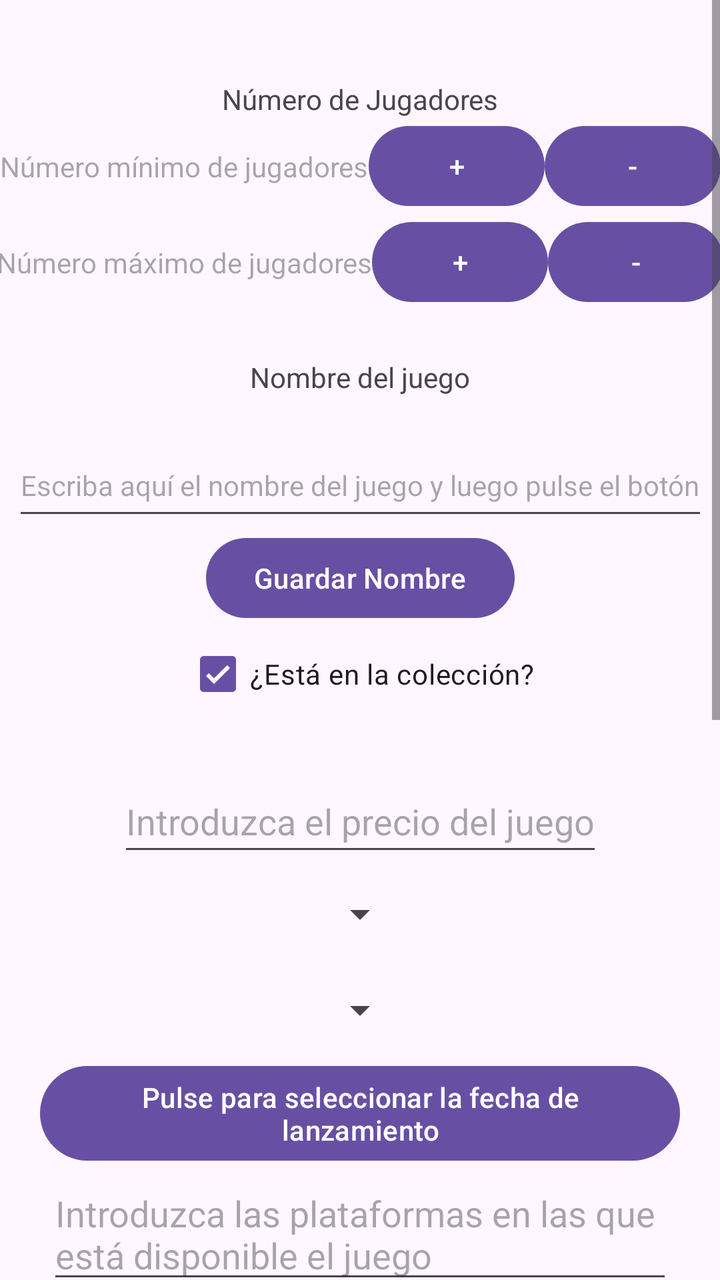
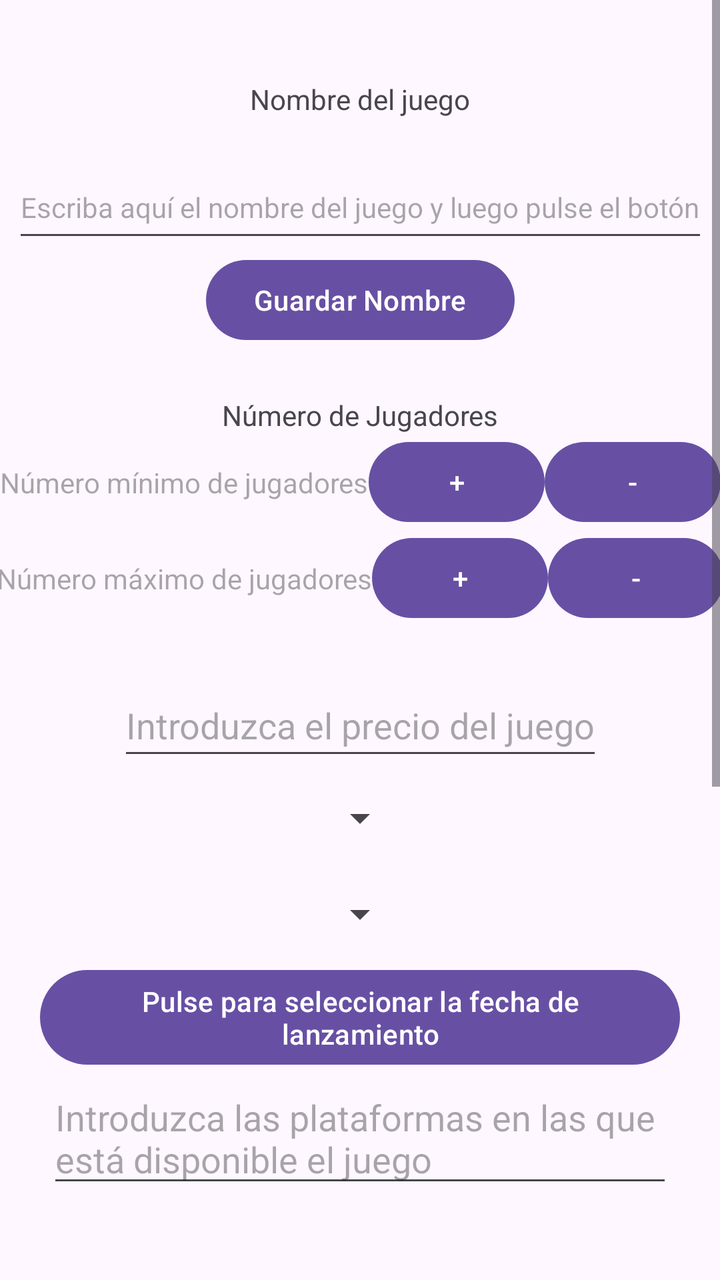

An Android layout rendered at two revisions. The XML below is the earlier revision; the diff shows what the commit changed to produce the second picture.
<!-- AndroidManifest.xml: application theme Theme.TiendaVideojuegosApp_Luengo_Gomez_Alejandro -->
<!-- res/layout/alta_juego.xml -->
<?xml version="1.0" encoding="utf-8"?>
<ScrollView xmlns:android="http://schemas.android.com/apk/res/android"
    xmlns:app="http://schemas.android.com/apk/res-auto"
    android:layout_width="match_parent"
    android:layout_height="match_parent"
    android:fillViewport="true">

    <LinearLayout
        android:id="@+id/mainLayoutAltaJuego"
        android:layout_width="match_parent"
        android:layout_height="wrap_content"
        android:orientation="vertical"
        android:paddingTop="40dp"
        android:paddingBottom="40dp">

        <androidx.constraintlayout.widget.ConstraintLayout
            android:id="@+id/constraintLayout1"
            android:layout_width="match_parent"
            android:layout_height="wrap_content"
            android:paddingBottom="24dp">

            <TextView
                android:id="@+id/tvInfoNumJugadores"
                android:layout_width="wrap_content"
                android:layout_height="wrap_content"
                android:text="@string/tvInfoNumJugadores"
                app:layout_constraintTop_toTopOf="parent"
                app:layout_constraintStart_toStartOf="parent"
                app:layout_constraintEnd_toEndOf="parent" />

            

            <TextView
                android:id="@+id/tvMinJugadores"
                android:layout_width="wrap_content"
                android:layout_height="wrap_content"
                android:hint="@string/tvMinJugadores"
                app:layout_constraintTop_toBottomOf="@id/tvInfoNumJugadores"
                app:layout_constraintBottom_toBottomOf="@id/btnMasJugadoresMin"
                app:layout_constraintStart_toStartOf="parent"
                app:layout_constraintEnd_toStartOf="@id/btnMasJugadoresMin" />

            <Button
                android:id="@+id/btnMasJugadoresMin"
                android:layout_width="wrap_content"
                android:layout_height="wrap_content"
                android:text="@string/btnMasJugadores"
                app:layout_constraintTop_toBottomOf="@id/tvInfoNumJugadores"
                app:layout_constraintStart_toEndOf="@id/tvMinJugadores"
                app:layout_constraintEnd_toStartOf="@id/btnMenosJugadoresMin" />

            <Button
                android:id="@+id/btnMenosJugadoresMin"
                android:layout_width="wrap_content"
                android:layout_height="wrap_content"
                android:text="@string/btnMenosJugadores"
                app:layout_constraintTop_toTopOf="@id/btnMasJugadoresMin"
                app:layout_constraintStart_toEndOf="@id/btnMasJugadoresMin"
                app:layout_constraintEnd_toEndOf="parent" />

            

            <TextView
                android:id="@+id/tvMaxJugadores"
                android:layout_width="wrap_content"
                android:layout_height="wrap_content"
                android:hint="@string/tvMaxJugadores"
                app:layout_constraintTop_toBottomOf="@id/btnMasJugadoresMin"
                app:layout_constraintBottom_toBottomOf="@id/btnMasJugadoresMax"
                app:layout_constraintStart_toStartOf="parent"
                app:layout_constraintEnd_toStartOf="@id/btnMasJugadoresMax" />

            <Button
                android:id="@+id/btnMasJugadoresMax"
                android:layout_width="wrap_content"
                android:layout_height="wrap_content"
                android:text="@string/btnMasJugadores"
                app:layout_constraintTop_toBottomOf="@id/btnMasJugadoresMin"
                app:layout_constraintStart_toEndOf="@id/tvMaxJugadores"
                app:layout_constraintEnd_toStartOf="@id/btnMenosJugadoresMax" />

            <Button
                android:id="@+id/btnMenosJugadoresMax"
                android:layout_width="wrap_content"
                android:layout_height="wrap_content"
                android:text="@string/btnMenosJugadores"
                app:layout_constraintTop_toTopOf="@id/btnMasJugadoresMax"
                app:layout_constraintStart_toEndOf="@id/btnMasJugadoresMax"
                app:layout_constraintEnd_toEndOf="parent" />
        </androidx.constraintlayout.widget.ConstraintLayout>

        <androidx.constraintlayout.widget.ConstraintLayout
            android:id="@+id/constraintLayout2"
            android:layout_width="match_parent"
            android:layout_height="wrap_content"
            android:paddingBottom="24dp">

            <TextView
                android:id="@+id/tvNombreJuego"
                android:layout_width="wrap_content"
                android:layout_height="wrap_content"
                android:text="@string/tvNombreJuego"
                app:layout_constraintTop_toTopOf="parent"
                app:layout_constraintBottom_toTopOf="@id/tvMostrarNombreJuego"
                app:layout_constraintEnd_toEndOf="parent"
                app:layout_constraintStart_toStartOf="parent"/>

            <TextView
                android:id="@+id/tvMostrarNombreJuego"
                android:layout_width="wrap_content"
                android:layout_height="wrap_content"
                android:text=""
                app:layout_constraintTop_toBottomOf="@id/tvNombreJuego"
                app:layout_constraintBottom_toTopOf="@id/etEscribeNombreJuego"
                app:layout_constraintEnd_toEndOf="parent"
                app:layout_constraintStart_toStartOf="parent" />

            <EditText
                android:id="@+id/etEscribeNombreJuego"
                android:layout_width="wrap_content"
                android:layout_height="wrap_content"
                android:hint="@string/etEscribeNombreJuego"
                android:inputType="text"
                android:minHeight="48dp"
                android:textSize="14sp"
                app:layout_constraintBottom_toTopOf="@id/btnCopiarNombreJuego"
                app:layout_constraintEnd_toEndOf="parent"
                app:layout_constraintStart_toStartOf="parent"
                app:layout_constraintTop_toBottomOf="@id/tvMostrarNombreJuego" />

            <Button
                android:id="@+id/btnCopiarNombreJuego"
                android:layout_width="wrap_content"
                android:layout_height="wrap_content"
                android:text="@string/btnCopiarNombreJuego"
                app:layout_constraintTop_toBottomOf="@id/etEscribeNombreJuego"
                app:layout_constraintBottom_toTopOf="@id/cbEnLaColeccion"
                app:layout_constraintEnd_toEndOf="parent"
                app:layout_constraintStart_toStartOf="parent" />

            <CheckBox
                android:id="@+id/cbEnLaColeccion"
                android:layout_width="wrap_content"
                android:layout_height="wrap_content"
                android:text="@string/cbEnLaColeccion"
                android:checked="true"
                app:layout_constraintTop_toBottomOf="@id/btnCopiarNombreJuego"
                app:layout_constraintBottom_toBottomOf="parent"
                app:layout_constraintEnd_toEndOf="parent"
                app:layout_constraintStart_toStartOf="parent"/>
        </androidx.constraintlayout.widget.ConstraintLayout>

        <androidx.constraintlayout.widget.ConstraintLayout
            android:id="@+id/constraintLayout3"
            android:layout_width="match_parent"
            android:layout_height="wrap_content"
            android:paddingBottom="24dp">

            <EditText
                android:id="@+id/etPrecio"
                android:layout_width="wrap_content"
                android:layout_height="wrap_content"
                android:hint="@string/etPrecio"
                android:inputType="numberDecimal"
                android:minWidth="48dp"
                android:minHeight="48dp"
                app:layout_constraintBottom_toTopOf="@id/spGenero"
                app:layout_constraintEnd_toEndOf="parent"
                app:layout_constraintStart_toStartOf="parent"
                app:layout_constraintTop_toTopOf="parent" />

            <Spinner
                android:id="@+id/spGenero"
                android:layout_width="wrap_content"
                android:layout_height="wrap_content"
                android:minHeight="48dp"
                app:layout_constraintBottom_toTopOf="@id/spEdadRecomendada"
                app:layout_constraintEnd_toEndOf="parent"
                app:layout_constraintStart_toStartOf="parent"
                app:layout_constraintTop_toBottomOf="@id/etPrecio" />

            <Spinner
                android:id="@+id/spEdadRecomendada"
                android:layout_width="wrap_content"
                android:layout_height="wrap_content"
                android:minHeight="48dp"
                app:layout_constraintBottom_toTopOf="@id/btnFechaLanzamiento"
                app:layout_constraintEnd_toEndOf="parent"
                app:layout_constraintStart_toStartOf="parent"
                app:layout_constraintTop_toBottomOf="@id/spGenero" />

            <Button
                android:id="@+id/btnFechaLanzamiento"
                android:layout_width="wrap_content"
                android:layout_height="wrap_content"
                android:text="@string/btnFechaLanzamiento"
                app:layout_constraintTop_toBottomOf="@id/spEdadRecomendada"
                app:layout_constraintStart_toStartOf="parent"
                app:layout_constraintEnd_toEndOf="parent" />

            <EditText
                android:id="@+id/etPlataformas"
                android:layout_width="wrap_content"
                android:layout_height="wrap_content"
                android:hint="@string/etPlataformas"
                android:inputType="textMultiLine"
                android:minLines="1"
                android:maxLines="3"
                app:layout_constraintTop_toBottomOf="@id/btnFechaLanzamiento"
                app:layout_constraintStart_toStartOf="parent"
                app:layout_constraintEnd_toEndOf="parent"
                app:layout_constraintBottom_toBottomOf="parent" />
        </androidx.constraintlayout.widget.ConstraintLayout>


        <androidx.constraintlayout.widget.ConstraintLayout
            android:id="@+id/constraintLayout4"
            android:layout_width="match_parent"
            android:layout_height="wrap_content"
            android:paddingBottom="24dp">

            <EditText
                android:id="@+id/etDificultadJuego"
                android:layout_width="wrap_content"
                android:layout_height="wrap_content"
                android:hint="@string/etDificultadJuego"
                android:minHeight="48dp"
                android:text=""
                app:layout_constraintBottom_toTopOf="@id/tvDificultadIncorrecta"
                app:layout_constraintEnd_toEndOf="parent"
                app:layout_constraintStart_toStartOf="parent"
                app:layout_constraintTop_toTopOf="parent" />

            <TextView
                android:id="@+id/tvDificultadIncorrecta"
                android:layout_width="wrap_content"
                android:layout_height="wrap_content"
                android:text=""
                android:textColor="#AC1212"
                app:layout_constraintTop_toBottomOf="@id/etDificultadJuego"
                app:layout_constraintEnd_toEndOf="parent"
                app:layout_constraintStart_toStartOf="parent"
                app:layout_constraintBottom_toTopOf="@id/RadioGroup"/>

            <RadioGroup
                android:id="@+id/RadioGroup"
                android:layout_width="wrap_content"
                android:layout_height="wrap_content"
                app:layout_constraintTop_toBottomOf="@id/tvDificultadIncorrecta"
                app:layout_constraintStart_toStartOf="parent"
                app:layout_constraintEnd_toEndOf="parent"
                app:layout_constraintBottom_toTopOf="@id/btnLimpiar">

                <RadioButton
                    android:id="@+id/rbNuevo"
                    android:layout_width="wrap_content"
                    android:layout_height="wrap_content"
                    android:text="@string/rbNuevo" />

                <RadioButton
                    android:id="@+id/rbSegundaMano"
                    android:layout_width="wrap_content"
                    android:layout_height="wrap_content"
                    android:text="@string/rbSegundaMano" />

                <RadioButton
                    android:id="@+id/rbAlquilado"
                    android:layout_width="wrap_content"
                    android:layout_height="wrap_content"
                    android:text="@string/rbAlquilado" />
            </RadioGroup>

            <Button
                android:id="@+id/btnLimpiar"
                android:layout_width="wrap_content"
                android:layout_height="wrap_content"
                android:text="@string/btnLimpiar"
                app:layout_constraintBottom_toBottomOf="parent"
                app:layout_constraintEnd_toEndOf="parent"
                app:layout_constraintStart_toStartOf="parent"
                app:layout_constraintTop_toBottomOf="@id/RadioGroup"/>

        </androidx.constraintlayout.widget.ConstraintLayout>

        <androidx.constraintlayout.widget.ConstraintLayout
            android:id="@+id/constraintLayout5"
            android:layout_width="match_parent"
            android:layout_height="wrap_content">

            <Button
                android:id="@+id/btnEnviar"
                android:layout_width="wrap_content"
                android:layout_height="wrap_content"
                android:text="@string/btnEnviar"
                app:layout_constraintStart_toStartOf="parent"
                app:layout_constraintEnd_toStartOf="@id/btnResetearCampos"
                app:layout_constraintTop_toTopOf="parent"
                app:layout_constraintBottom_toBottomOf="parent"/>

            <Button
                android:id="@+id/btnResetearCampos"
                android:layout_width="wrap_content"
                android:layout_height="wrap_content"
                android:text="@string/btnResetearCampos"
                app:layout_constraintStart_toEndOf="@id/btnEnviar"
                app:layout_constraintEnd_toEndOf="parent"
                app:layout_constraintTop_toTopOf="parent"
                app:layout_constraintBottom_toBottomOf="parent"/>

            <Button
                android:id="@+id/btnVolverAlMenuAJ"
                android:layout_width="wrap_content"
                android:layout_height="wrap_content"
                android:text="@string/btnVolverAlMenu"
                app:layout_constraintTop_toBottomOf="@id/btnEnviar"
                app:layout_constraintBottom_toBottomOf="parent"
                app:layout_constraintStart_toStartOf="parent"
                app:layout_constraintEnd_toEndOf="parent" />

        </androidx.constraintlayout.widget.ConstraintLayout>
    </LinearLayout>

</ScrollView>
<!-- resources referenced by this layout -->
<resources>
  <string name="btnCopiarNombreJuego">Guardar Nombre</string>
  <string name="btnEnviar"> Enviar datos</string>
  <string name="btnFechaLanzamiento">Pulse para seleccionar la fecha de lanzamiento</string>
  <string name="btnLimpiar">Limpiar selección</string>
  <string name="btnMasJugadores">+</string>
  <string name="btnMenosJugadores">-</string>
  <string name="btnResetearCampos">Borrar los datos del formulario</string>
  <string name="btnVolverAlMenu">Regresar al Menú Principal</string>
  <string name="cbEnLaColeccion">¿Está en la colección?</string>
  <string name="etDificultadJuego">Introduzca el nivel de dificultad (1 a 10)</string>
  <string name="etEscribeNombreJuego">Escriba aquí el nombre del juego y luego pulse el botón</string>
  <string name="etPlataformas">Introduzca las plataformas en las que \nestá disponible el juego</string>
  <string name="etPrecio">Introduzca el precio del juego</string>
  <string name="rbAlquilado">Alquilado</string>
  <string name="rbNuevo">Nuevo</string>
  <string name="rbSegundaMano">Segunda Mano</string>
  <string name="tvInfoNumJugadores">Número de Jugadores</string>
  <string name="tvMaxJugadores">Número máximo de jugadores</string>
  <string name="tvMinJugadores">Número mínimo de jugadores</string>
  <string name="tvNombreJuego">Nombre del juego</string>
  <style name="Theme.TiendaVideojuegosApp_Luengo_Gomez_Alejandro" parent="Base.Theme.TiendaVideojuegosApp_Luengo_Gomez_Alejandro" />
  <style name="Base.Theme.TiendaVideojuegosApp_Luengo_Gomez_Alejandro" parent="Theme.Material3.DayNight.NoActionBar">
          
          
      </style>
</resources>

<!-- the commit's change to res/layout/alta_juego.xml (unified diff, before → after) -->
@@ -20,6 +20,56 @@
             android:paddingBottom="24dp">
 
             <TextView
+                android:id="@+id/tvNombreJuego"
+                android:layout_width="wrap_content"
+                android:layout_height="wrap_content"
+                android:text="@string/tvNombreJuego"
+                app:layout_constraintTop_toTopOf="parent"
+                app:layout_constraintBottom_toTopOf="@id/tvMostrarNombreJuego"
+                app:layout_constraintEnd_toEndOf="parent"
+                app:layout_constraintStart_toStartOf="parent"/>
+
+            <TextView
+                android:id="@+id/tvMostrarNombreJuego"
+                android:layout_width="wrap_content"
+                android:layout_height="wrap_content"
+                android:text=""
+                app:layout_constraintTop_toBottomOf="@id/tvNombreJuego"
+                app:layout_constraintBottom_toTopOf="@id/etEscribeNombreJuego"
+                app:layout_constraintEnd_toEndOf="parent"
+                app:layout_constraintStart_toStartOf="parent" />
+
+            <EditText
+                android:id="@+id/etEscribeNombreJuego"
+                android:layout_width="wrap_content"
+                android:layout_height="wrap_content"
+                android:hint="@string/etEscribeNombreJuego"
+                android:inputType="text"
+                android:minHeight="48dp"
+                android:textSize="14sp"
+                app:layout_constraintBottom_toTopOf="@id/btnCopiarNombreJuego"
+                app:layout_constraintEnd_toEndOf="parent"
+                app:layout_constraintStart_toStartOf="parent"
+                app:layout_constraintTop_toBottomOf="@id/tvMostrarNombreJuego" />
+
+            <Button
+                android:id="@+id/btnCopiarNombreJuego"
+                android:layout_width="wrap_content"
+                android:layout_height="wrap_content"
+                android:text="@string/btnCopiarNombreJuego"
+                app:layout_constraintTop_toBottomOf="@id/etEscribeNombreJuego"
+                app:layout_constraintBottom_toBottomOf="parent"
+                app:layout_constraintEnd_toEndOf="parent"
+                app:layout_constraintStart_toStartOf="parent" />
+        </androidx.constraintlayout.widget.ConstraintLayout>
+
+        <androidx.constraintlayout.widget.ConstraintLayout
+            android:id="@+id/constraintLayout2"
+            android:layout_width="match_parent"
+            android:layout_height="wrap_content"
+            android:paddingBottom="24dp">
+
+            <TextView
                 android:id="@+id/tvInfoNumJugadores"
                 android:layout_width="wrap_content"
                 android:layout_height="wrap_content"
@@ -87,67 +137,6 @@
                 app:layout_constraintTop_toTopOf="@id/btnMasJugadoresMax"
                 app:layout_constraintStart_toEndOf="@id/btnMasJugadoresMax"
                 app:layout_constraintEnd_toEndOf="parent" />
-        </androidx.constraintlayout.widget.ConstraintLayout>
-
-        <androidx.constraintlayout.widget.ConstraintLayout
-            android:id="@+id/constraintLayout2"
-            android:layout_width="match_parent"
-            android:layout_height="wrap_content"
-            android:paddingBottom="24dp">
-
-            <TextView
-                android:id="@+id/tvNombreJuego"
-                android:layout_width="wrap_content"
-                android:layout_height="wrap_content"
-                android:text="@string/tvNombreJuego"
-                app:layout_constraintTop_toTopOf="parent"
-                app:layout_constraintBottom_toTopOf="@id/tvMostrarNombreJuego"
-                app:layout_constraintEnd_toEndOf="parent"
-                app:layout_constraintStart_toStartOf="parent"/>
-
-            <TextView
-                android:id="@+id/tvMostrarNombreJuego"
-                android:layout_width="wrap_content"
-                android:layout_height="wrap_content"
-                android:text=""
-                app:layout_constraintTop_toBottomOf="@id/tvNombreJuego"
-                app:layout_constraintBottom_toTopOf="@id/etEscribeNombreJuego"
-                app:layout_constraintEnd_toEndOf="parent"
-                app:layout_constraintStart_toStartOf="parent" />
-
-            <EditText
-                android:id="@+id/etEscribeNombreJuego"
-                android:layout_width="wrap_content"
-                android:layout_height="wrap_content"
-                android:hint="@string/etEscribeNombreJuego"
-                android:inputType="text"
-                android:minHeight="48dp"
-                android:textSize="14sp"
-                app:layout_constraintBottom_toTopOf="@id/btnCopiarNombreJuego"
-                app:layout_constraintEnd_toEndOf="parent"
-                app:layout_constraintStart_toStartOf="parent"
-                app:layout_constraintTop_toBottomOf="@id/tvMostrarNombreJuego" />
-
-            <Button
-                android:id="@+id/btnCopiarNombreJuego"
-                android:layout_width="wrap_content"
-                android:layout_height="wrap_content"
-                android:text="@string/btnCopiarNombreJuego"
-                app:layout_constraintTop_toBottomOf="@id/etEscribeNombreJuego"
-                app:layout_constraintBottom_toTopOf="@id/cbEnLaColeccion"
-                app:layout_constraintEnd_toEndOf="parent"
-                app:layout_constraintStart_toStartOf="parent" />
-
-            <CheckBox
-                android:id="@+id/cbEnLaColeccion"
-                android:layout_width="wrap_content"
-                android:layout_height="wrap_content"
-                android:text="@string/cbEnLaColeccion"
-                android:checked="true"
-                app:layout_constraintTop_toBottomOf="@id/btnCopiarNombreJuego"
-                app:layout_constraintBottom_toBottomOf="parent"
-                app:layout_constraintEnd_toEndOf="parent"
-                app:layout_constraintStart_toStartOf="parent"/>
         </androidx.constraintlayout.widget.ConstraintLayout>
 
         <androidx.constraintlayout.widget.ConstraintLayout
@@ -212,7 +201,6 @@
                 app:layout_constraintBottom_toBottomOf="parent" />
         </androidx.constraintlayout.widget.ConstraintLayout>
 
-
         <androidx.constraintlayout.widget.ConstraintLayout
             android:id="@+id/constraintLayout4"
             android:layout_width="match_parent"
@@ -224,8 +212,8 @@
                 android:layout_width="wrap_content"
                 android:layout_height="wrap_content"
                 android:hint="@string/etDificultadJuego"
-                android:minHeight="48dp"
-                android:text=""
+                android:inputType="number"
+                android:minHeight="48dp"
                 app:layout_constraintBottom_toTopOf="@id/tvDificultadIncorrecta"
                 app:layout_constraintEnd_toEndOf="parent"
                 app:layout_constraintStart_toStartOf="parent"
@@ -237,19 +225,19 @@
                 android:layout_height="wrap_content"
                 android:text=""
                 android:textColor="#AC1212"
-                app:layout_constraintTop_toBottomOf="@id/etDificultadJuego"
-                app:layout_constraintEnd_toEndOf="parent"
-                app:layout_constraintStart_toStartOf="parent"
-                app:layout_constraintBottom_toTopOf="@id/RadioGroup"/>
+                app:layout_constraintBottom_toTopOf="@id/RadioGroup"
+                app:layout_constraintEnd_toEndOf="parent"
+                app:layout_constraintStart_toStartOf="parent"
+                app:layout_constraintTop_toBottomOf="@id/etDificultadJuego" />
 
             <RadioGroup
                 android:id="@+id/RadioGroup"
                 android:layout_width="wrap_content"
                 android:layout_height="wrap_content"
-                app:layout_constraintTop_toBottomOf="@id/tvDificultadIncorrecta"
-                app:layout_constraintStart_toStartOf="parent"
-                app:layout_constraintEnd_toEndOf="parent"
-                app:layout_constraintBottom_toTopOf="@id/btnLimpiar">
+                app:layout_constraintBottom_toBottomOf="parent"
+                app:layout_constraintEnd_toEndOf="parent"
+                app:layout_constraintStart_toStartOf="parent"
+                app:layout_constraintTop_toBottomOf="@id/tvDificultadIncorrecta">
 
                 <RadioButton
                     android:id="@+id/rbNuevo"
@@ -269,17 +257,6 @@
                     android:layout_height="wrap_content"
                     android:text="@string/rbAlquilado" />
             </RadioGroup>
-
-            <Button
-                android:id="@+id/btnLimpiar"
-                android:layout_width="wrap_content"
-                android:layout_height="wrap_content"
-                android:text="@string/btnLimpiar"
-                app:layout_constraintBottom_toBottomOf="parent"
-                app:layout_constraintEnd_toEndOf="parent"
-                app:layout_constraintStart_toStartOf="parent"
-                app:layout_constraintTop_toBottomOf="@id/RadioGroup"/>
-
         </androidx.constraintlayout.widget.ConstraintLayout>
 
         <androidx.constraintlayout.widget.ConstraintLayout
@@ -316,8 +293,6 @@
                 app:layout_constraintBottom_toBottomOf="parent"
                 app:layout_constraintStart_toStartOf="parent"
                 app:layout_constraintEnd_toEndOf="parent" />
-
         </androidx.constraintlayout.widget.ConstraintLayout>
     </LinearLayout>
-
 </ScrollView>
<!-- resource entries referenced after the edit -->
@@ -3,12 +3,10 @@
   <string name="btnCopiarNombreJuego">Guardar Nombre</string>
   <string name="btnEnviar"> Enviar datos</string>
   <string name="btnFechaLanzamiento">Pulse para seleccionar la fecha de lanzamiento</string>
-  <string name="btnLimpiar">Limpiar selección</string>
   <string name="btnMasJugadores">+</string>
   <string name="btnMenosJugadores">-</string>
   <string name="btnResetearCampos">Borrar los datos del formulario</string>
   <string name="btnVolverAlMenu">Regresar al Menú Principal</string>
-  <string name="cbEnLaColeccion">¿Está en la colección?</string>
   <string name="etDificultadJuego">Introduzca el nivel de dificultad (1 a 10)</string>
   <string name="etEscribeNombreJuego">Escriba aquí el nombre del juego y luego pulse el botón</string>
   <string name="etPlataformas">Introduzca las plataformas en las que \nestá disponible el juego</string>
